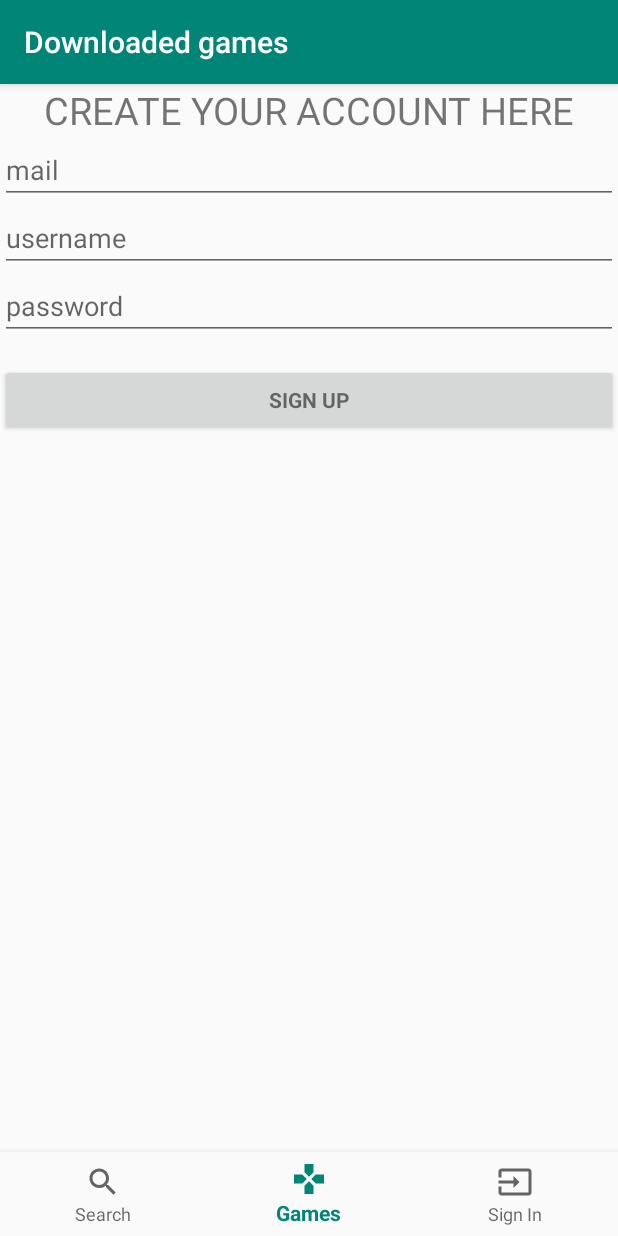
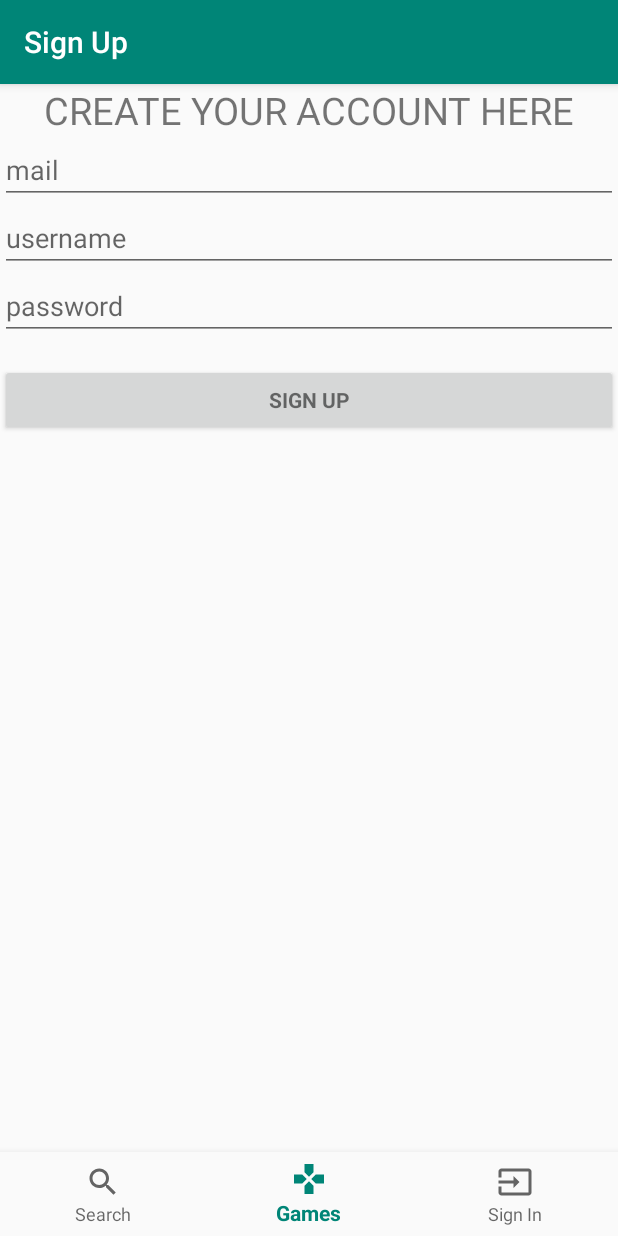
Before and after one commit to 3ooowojtooo/geogames, an Android app: the fragment SignUpFragment placed in its activity, item 2 of the bottom bar chosen, on a phone screen of 412 x 824 dp. Run offline under Robolectric (Android 15) with nearby library versions, the phone set to English and light mode, and no system bars; our stand-ins replace ButterKnife, Dagger/Hilt's generated code; libraries missing offline, so code that uses them is left out: com.crashlytics.android, com.ncapdevi.fragnav, io.fabric.sdk; 5 statements that could not run were skipped.

Commit message:
Setting app bar titles moved to fragments

```diff
--- a/app/src/main/java/com/kurocho/geogames/views/MainActivity.java
+++ b/app/src/main/java/com/kurocho/geogames/views/MainActivity.java
@@ -84,19 +84,15 @@ public class MainActivity extends AppCompatActivity implements FragNavController
         bottomMenuController.setBottomMenuEventsCallback(new BottomMenuController.BottomMenuEventsCallback() {
             @Override
             public void onSelectedMenuItemChanged(MenuItem item) {
-                setBarTitle(R.string.app_name);
                 switch(item.getItemId()){
                     case R.id.navigation_search:
                         fragNavController.switchTab(INDEX_SEARCH);
-                        setBarTitle(R.string.app_bar_title_search);
                         break;
                     case R.id.navigation_my_games:
                         fragNavController.switchTab(INDEX_GAMES);
-                        setBarTitle(R.string.app_bar_title_my_games);
                         break;
                     case R.id.navigation_sign_in:
                         fragNavController.switchTab(INDEX_SIGN_IN);
-                        setBarTitle(R.string.app_bar_title_sign_in);
                         break;
                     case R.id.navigation_sign_out:
                         processSignOut();
@@ -146,10 +142,10 @@ public class MainActivity extends AppCompatActivity implements FragNavController
     }
 
 
-    private void setBarTitle(int resources){
+    void setBarTitle(String title){
         ActionBar bar = getSupportActionBar();
         if(bar != null){
-            bar.setTitle(resources);
+            bar.setTitle(title);
         }
     }
 
--- a/app/src/main/java/com/kurocho/geogames/views/SignUpFragment.java
+++ b/app/src/main/java/com/kurocho/geogames/views/SignUpFragment.java
@@ -13,6 +13,7 @@ import android.view.ViewGroup;
 import android.widget.AutoCompleteTextView;
 import android.widget.EditText;
 import android.widget.TextView;
+import butterknife.BindString;
 import butterknife.BindView;
 import butterknife.ButterKnife;
 import butterknife.OnClick;
@@ -40,6 +41,9 @@ public class SignUpFragment extends SignOutGuardedFragment {
 
     @BindView(R.id.sign_up_success)
     TextView success;
+
+    @BindString(R.string.app_bar_title_sign_up)
+    String appBarTitle;
 
     private SignUpViewModel viewModel;
 
@@ -78,6 +82,12 @@ public class SignUpFragment extends SignOutGuardedFragment {
         View view = inflater.inflate(R.layout.sign_up, container, false);
         ButterKnife.bind(this, view);
         return view;
+    }
+
+    @Override
+    public void onResume() {
+        super.onResume();
+        mainActivity.setBarTitle(appBarTitle);
     }
 
     @OnClick(R.id.sign_up_button)
--- a/app/src/main/res/values/strings.xml
+++ b/app/src/main/res/values/strings.xml
@@ -33,6 +33,7 @@
     <string name="app_bar_title_search">Search games</string>
     <string name="app_bar_title_my_games">Downloaded games</string>
     <string name="app_bar_title_sign_in">Sign In</string>
+    <string name="app_bar_title_sign_up">Sign Up</string>
     <string name="create_account_if_you_dont_have_it_yet">You don\'t have an account? Create it here.</string>
     <string name="progress">Progress:</string>
     <string name="game_title">Game Title</string>
```
Also changed, not shown: app/src/main/java/com/kurocho/geogames/views/MyGamesFragment.java (+10 -0 lines), app/src/main/java/com/kurocho/geogames/views/SearchFragment.java (+10 -0 lines), app/src/main/java/com/kurocho/geogames/views/SignInFragment.java (+9 -0 lines).
